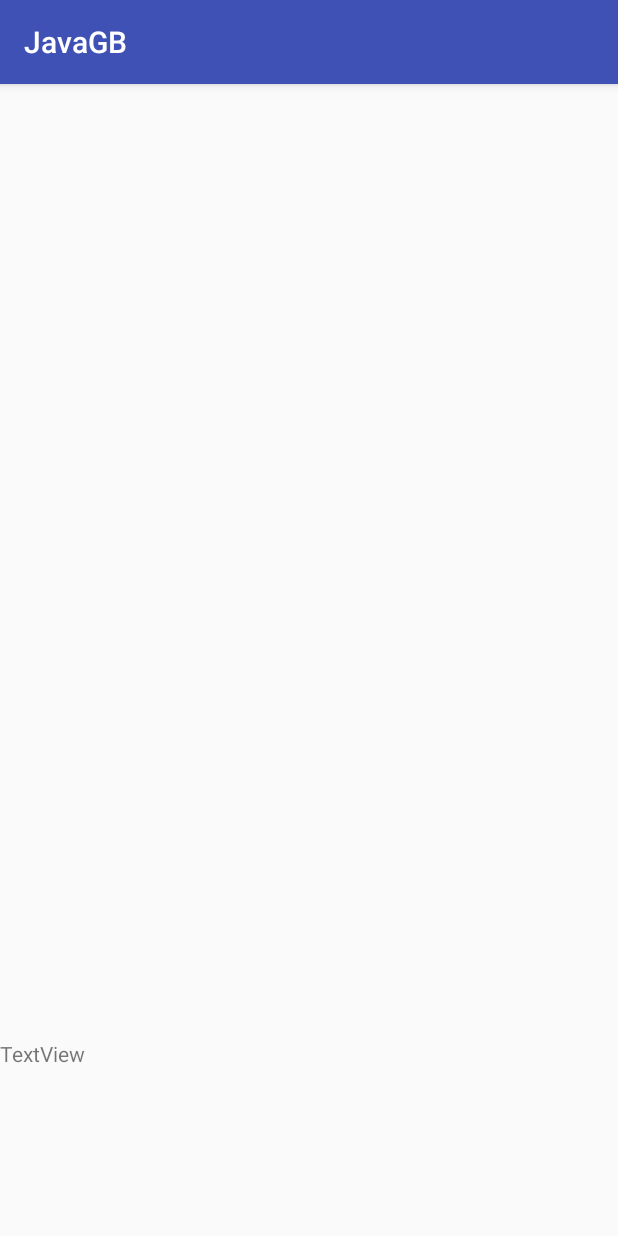
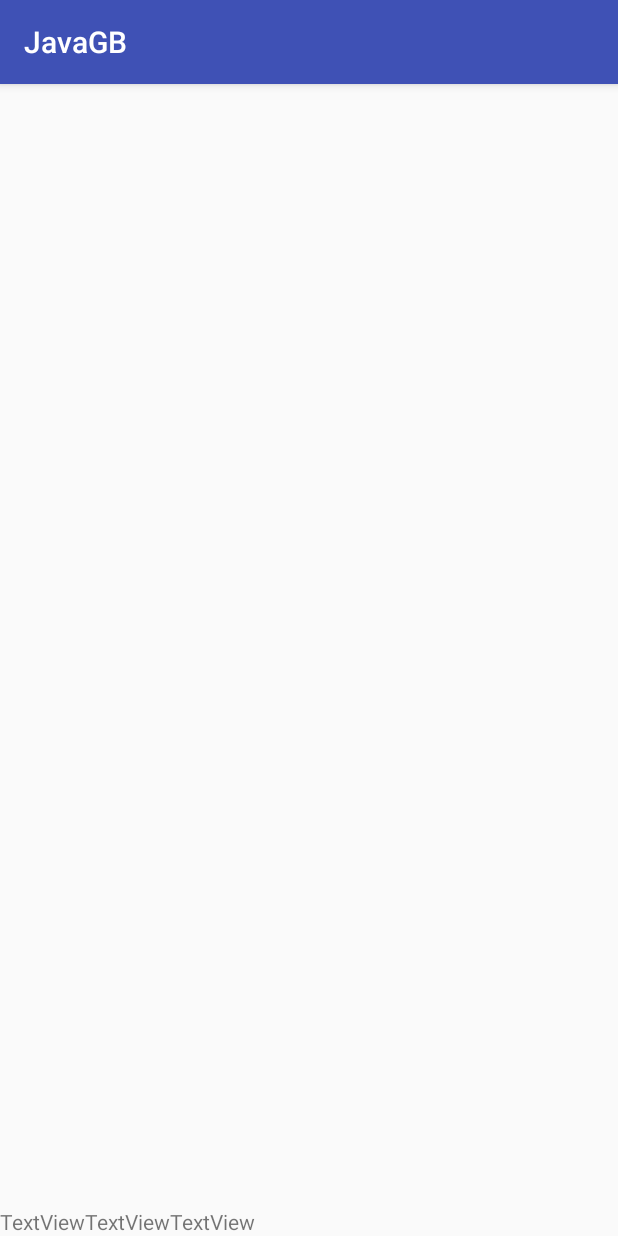
Before and after one commit to MrCallicles/JavaGB, an Android app: the DebuggerActivity screen opened directly, with no data from a screen before it, on a phone screen of 412 x 824 dp. Run offline under Robolectric (Android 15) with nearby library versions, the phone set to English and light mode, and no system bars.

Commit message:
Ajout de JavaGB au projet git

```diff
--- a/app/src/main/res/layout/activity_debugger.xml
+++ b/app/src/main/res/layout/activity_debugger.xml
@@ -18,7 +18,7 @@
         android:orientation="horizontal">
 
         <LinearLayout
-            android:layout_width="match_parent"
+            android:layout_width="wrap_content"
             android:layout_height="match_parent"
             android:orientation="vertical">
 
@@ -31,7 +31,7 @@
         </LinearLayout>
 
         <LinearLayout
-            android:layout_width="match_parent"
+            android:layout_width="wrap_content"
             android:layout_height="match_parent"
             android:orientation="vertical">
 
@@ -44,7 +44,7 @@
         </LinearLayout>
 
         <LinearLayout
-            android:layout_width="match_parent"
+            android:layout_width="wrap_content"
             android:layout_height="match_parent"
             android:orientation="vertical">
 
```
